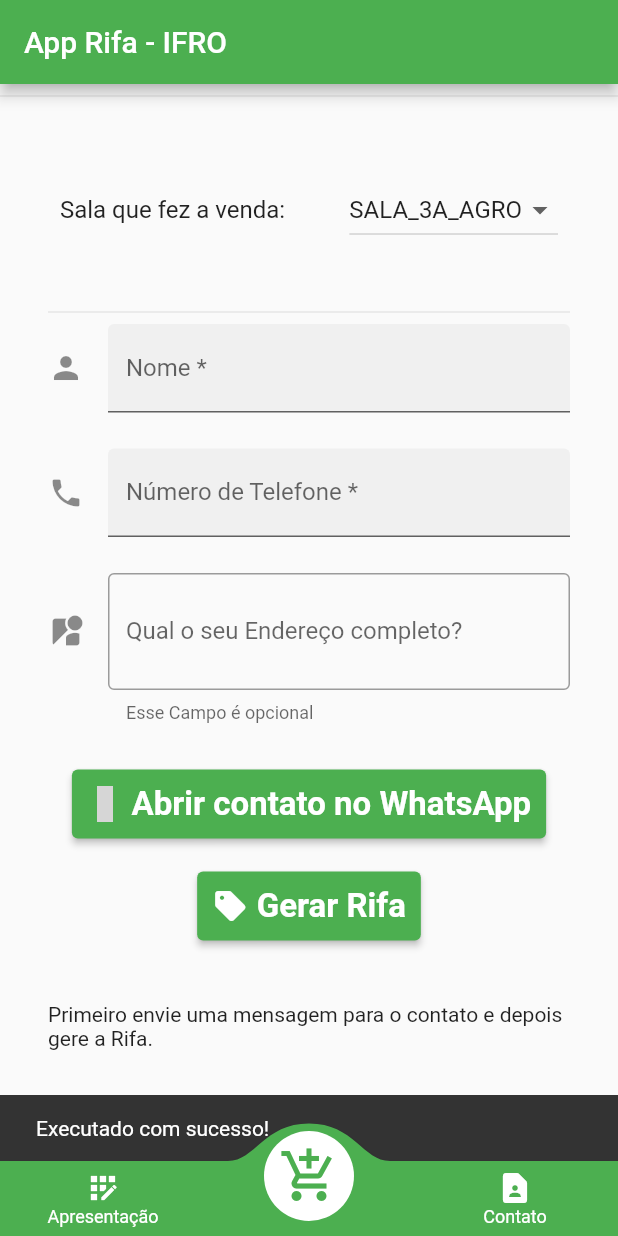
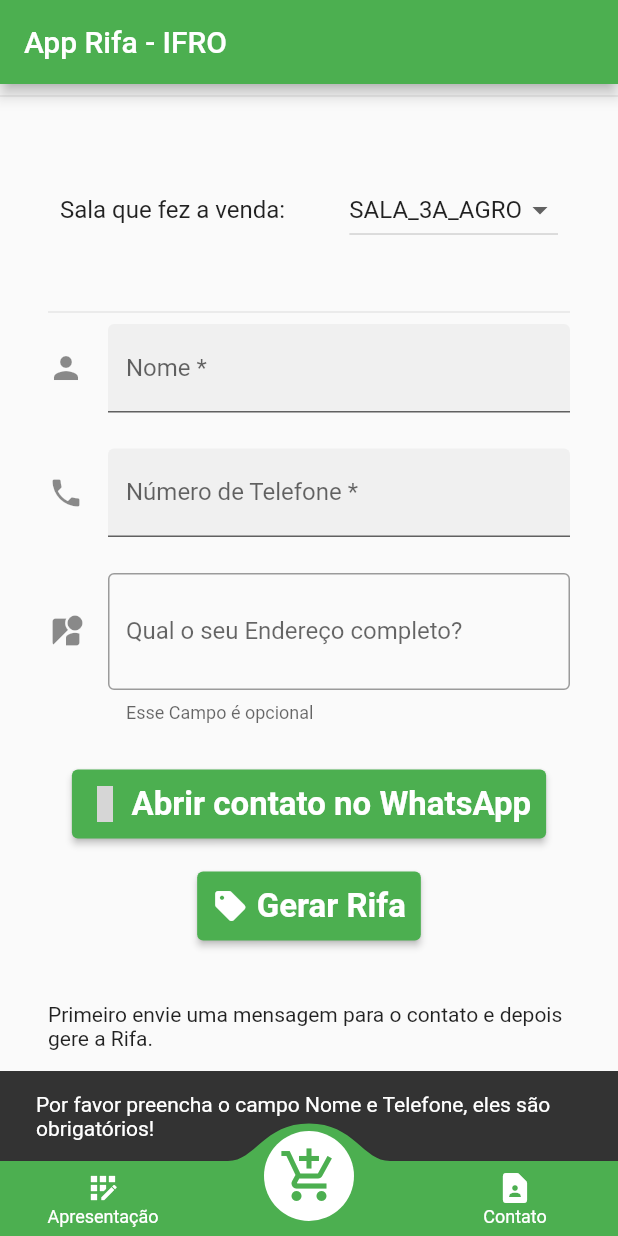
Before and after one commit to andreyquadros/app-rifa, a Flutter app: the screen it shows after launch, item 2 of the bottom bar chosen, after a tap on "Gerar Rifa", on a phone screen of 412 x 824 dp. Run offline on Flutter 3.47's test engine with Material 2 defaults, Android fonts, the phone set to English and light mode, and no system bars; drawn by our look-alikes of convex_bottom_bar; our stand-ins replace auto_size_text, cloud_firestore, firebase_core, open_file, webview_flutter; accounts and stored records are empty; generated files the repository leaves out were written again; statements that could not run were skipped; grey boxes are pictures that could not be loaded.

Commit message:
3.1 - Otimização do código, redução de linhas e retirada de comentários.

```diff
--- a/lib/main.dart
+++ b/lib/main.dart
@@ -1,8 +1,7 @@
-import 'package:cloud_firestore/cloud_firestore.dart';
+
 import 'package:firebase_core/firebase_core.dart';
 import 'package:flutter/material.dart';
 import 'package:rifa_flutter/view/screens/home_screen.dart';
-import 'package:rifa_flutter/view/screens/webview_screen.dart';
 import 'package:rifa_flutter/view/widgets/contato.dart';
 import 'package:rifa_flutter/view/widgets/intro.dart';
 import 'package:rifa_flutter/view/widgets/rifa.dart';
@@ -23,8 +22,6 @@ void main() async {
         '/intro': (_) => IntroWidget(),
         '/rifa': (_) => RifaWidget(),
         '/contato': (_) => ContatoWidget(),
-        WebViewScreen.routeName: (context) => WebViewScreen(),
-
 
       }));
 }
--- a/lib/view/screens/home_screen.dart
+++ b/lib/view/screens/home_screen.dart
@@ -1,6 +1,5 @@
 import 'package:convex_bottom_bar/convex_bottom_bar.dart';
 import 'package:flutter/material.dart';
-import 'package:rifa_flutter/model/VendedoresMock.dart';
 import 'package:rifa_flutter/view/widgets/contato.dart';
 import 'package:rifa_flutter/view/widgets/intro.dart';
 import 'package:rifa_flutter/view/widgets/rifa.dart';
@@ -10,7 +9,6 @@ const _kPages = <String, IconData >{
   'Rifa': Icons.add_shopping_cart,
   'Contato': Icons.contact_page_rounded,
 };
-
 
 class HomeScreen extends StatefulWidget {
   const HomeScreen({Key? key}) : super(key: key);
@@ -22,7 +20,6 @@ class HomeScreen extends StatefulWidget {
 class _HomeScreenState extends State<HomeScreen> {
 
   TabStyle _tabStyle = TabStyle.reactCircle;
-
 
   @override
   Widget build(BuildContext context) {
@@ -61,5 +58,4 @@ class _HomeScreenState extends State<HomeScreen> {
     );
   }
 
-
 }
--- a/lib/view/widgets/contato.dart
+++ b/lib/view/widgets/contato.dart
@@ -29,8 +29,6 @@ class _ContatoWidgetState extends State<ContatoWidget> {
       throw 'Não pode inicializar $_url';
     }
   }
-
-
 
   @override
   Widget build(BuildContext context) {
--- a/lib/view/widgets/intro.dart
+++ b/lib/view/widgets/intro.dart
@@ -21,7 +21,6 @@ class IntroWidget extends StatelessWidget {
               '''seguindo INSTRUÇÃO NORMATIVA Nº 1, DE 15 DE DEZEMBRO DE 2020, que orienta sobre a não utilização de papel, desenvolveu esse Aplicativo com o intuito'''
               ''' de atender a demanda de venda de Rifas para a Festa Junina da Instituição, com o objetivo de ZERAR o uso de papel impresso. ''',
 
-
               style: TextStyle(fontSize: 22),
               textAlign: TextAlign.justify,
               minFontSize: 18,
--- a/lib/view/widgets/rifa.dart
+++ b/lib/view/widgets/rifa.dart
@@ -1,23 +1,16 @@
 import 'package:cloud_firestore/cloud_firestore.dart';
-import 'package:convex_bottom_bar/convex_bottom_bar.dart';
 import 'package:firebase_core/firebase_core.dart';
 import 'package:flutter/material.dart';
 import 'package:flutter/services.dart';
-import 'package:flutter_share_me/flutter_share_me.dart';
 import 'package:open_file/open_file.dart';
 import 'package:path_provider/path_provider.dart';
 import 'package:rifa_flutter/model/VendedoresMock.dart';
 import 'package:rifa_flutter/model/class/Comprador.dart';
 import 'dart:io';
-import 'package:google_fonts/google_fonts.dart';
-import 'package:rifa_flutter/view/screens/webview_screen.dart';
 import 'package:url_launcher/url_launcher.dart';
-import 'package:whatsapp_share2/whatsapp_share2.dart';
+import 'package:pdf/widgets.dart' as pw;
+import '../../firebase_options.dart';
 
-import 'package:pdf/widgets.dart' as pw;
-
-import '../../firebase_options.dart';
-import '../../view_model/ScreenArguments.dart';
 
 enum Share {
   whatsapp,
@@ -28,8 +21,6 @@ enum Share {
 class RifaWidget extends StatefulWidget {
   const RifaWidget({Key? key}) : super(key: key);
 
-
-
   @override
   State<RifaWidget> createState() => _RifaWidgetState();
 }
@@ -37,20 +28,9 @@ class RifaWidget extends StatefulWidget {
 class _RifaWidgetState extends State<RifaWidget> {
   @override
 
-  // Future<void> _abrirURL(String telefone) async {
-  //   print('O telefone é: ${telefone}');
-  //   final Uri _url = Uri.parse('https://wa.me/+5569${telefone}');
-  //   print(_url);
-  //
-  //   if (!await launchUrl(_url)) {
-  //     throw 'Não pode inicializar $_url';
-  //   }
-  // }
-
   String? _nome;
   String? _telefone;
   String? _endereco;
-  //int? n_rifa;
 
   VendedoresMock _vendedoresMock = VendedoresMock.SALA_3A_AGRO;
   String vendedorFinal = 'SALA_3A_AGRO';
@@ -59,22 +39,29 @@ class _RifaWidgetState extends State<RifaWidget> {
   TextEditingController _telefoneController = TextEditingController();
   TextEditingController _enderecoController = TextEditingController();
 
-
   void _limparControladores(){
     _nomeController.clear();
     _telefoneController.clear();
     _enderecoController.clear();
   }
 
-
-
   String? _validarNome(String? value) {
     if (value?.isEmpty ?? false) {
-      return 'O nome é obrigatório.';
+
+      const snackBar = SnackBar(
+        content: Text('Por favor preencha o campo Nome e Telefone, eles são obrigatórios!'),
+      );
+
+      ScaffoldMessenger.of(context).showSnackBar(snackBar);
+
     }
     final RegExp nameExp = RegExp(r'^[A-Za-z ]+$');
     if (!nameExp.hasMatch(value!)) {
-      return 'Por favor utilize apenas letras do alfabeto, sem caracteres especiais.';
+      const snackBar = SnackBar(
+        content: Text('Utilize apenas letras do alfabeto, sem caracteres especiais e também não deixe vazio!'),
+      );
+
+      ScaffoldMessenger.of(context).showSnackBar(snackBar);
     }
     return null;
   }
@@ -84,8 +71,6 @@ class _RifaWidgetState extends State<RifaWidget> {
     String _nomeC  = _nomeController.text;
     String _telefoneC = _telefoneController.text;
     String _enderecoC = _enderecoController.text;
-
-
 
     Comprador _comprador = Comprador(nome:_nomeC, telefone: _telefoneC, endereco: _enderecoC, vendedor: vendedorFinal );
     await db.collection("compradores").add(_comprador.toMap()).then((DocumentReference doc) {
@@ -119,13 +104,7 @@ class _RifaWidgetState extends State<RifaWidget> {
       ),
     ];
     }));
-    // pdf.addPage(
-    //   pw.Page(
-    //     build: (pw.Context context) => pw.Center(
-    //       child: pw.Text('PDF GERADO DOC = ${doc}', style: pw.TextStyle(font: ttf) ),
-    //     ),
-    //   ),
-    // );
+
       final output = await getExternalStorageDirectory();
       final file = File('${output?.path}/rifa-${doc}.pdf');
       await file.writeAsBytes(await pdf.save());
@@ -139,60 +118,6 @@ class _RifaWidgetState extends State<RifaWidget> {
     _limparControladores();
 
   }
-  // Future<void> enviarWhatsApp(Share share) async {
-  //   String msg =
-  //       'Flutter share is great!!\n Check out full example at https://pub.dev/packages/flutter_share_me';
-  //   String url = 'https://pub.dev/packages/flutter_share_me';
-  //   String? response;
-  //   final FlutterShareMe flutterShareMe = FlutterShareMe();
-  //   switch (share) {
-  //     case Share.whatsapp_business:
-  //       response = await flutterShareMe.shareToWhatsApp4Biz(
-  //           msg: msg);
-  //       break;
-  //     case Share.whatsapp_personal:
-  //       await _abrirURL(_telefoneController.text);
-  //       break;
-  //
-  //   }
-  //
-  //
-  // }
-
-  // Future<void> enviarWhatsApp(File file, Directory output, String telefone) async {
-  //
-  //   Future<void> isInstalled() async {
-  //     final val = await WhatsappShare.isInstalled(
-  //         package: Package.businessWhatsapp
-  //     );
-  //
-  //     print('Whatsapp está instalado: $val');
-  //     await WhatsappShare.shareFile(
-  //       phone: telefone,
-  //       filePath: [file.toString()],
-  //     );
-  //   }
-  //   await isInstalled();
-  //
-  // }
-
-  // Future<void> lerPDF(String doc) async {
-  //   try {
-  //     final directory = await getExternalStorageDirectory();
-  //     final file = File('${directory!.path}/rifa-${doc}.pdf');
-  //     print('cosneguiu ler');
-  //   } catch (e) {
-  //     print('não leu');
-  //   }
-  // }
-
-
-  // @override
-  // void dispose(){
-  //   _nomeController.dispose();
-  //   _telefoneController.dispose();
-  //   _enderecoController.dispose();
-  // }
 
   @override
   void initState(){
@@ -287,6 +212,8 @@ class _RifaWidgetState extends State<RifaWidget> {
                           fontSize: 22,
                           fontWeight: FontWeight.bold)),
                   onPressed: () async {
+                    _validarNome(_nomeController.text);
+                    if (_telefoneController.text.isNotEmpty)
                     _launchWhatsapp(_telefoneController.text, _nomeController.text);
                     },
                     icon: Icon(Icons.whatsapp),
@@ -299,7 +226,10 @@ class _RifaWidgetState extends State<RifaWidget> {
                       textStyle: TextStyle(
                           fontSize: 22,
                           fontWeight: FontWeight.bold)),
-                  onPressed: (){ _salvarFirebase();},
+                  onPressed: (){
+                    _validarNome(_nomeController.text);
+                    if (_nomeController.text.isNotEmpty)
+                    _salvarFirebase();},
                   icon: Icon(Icons.sell),
                   label: Text('Gerar Rifa',)),
               const SizedBox(height: 40.0),
--- a/pubspec.yaml
+++ b/pubspec.yaml
@@ -49,8 +49,14 @@ dependencies:
 
 
 dev_dependencies:
+  flutter_launcher_icons: ^0.9.3
   flutter_test:
     sdk: flutter
+
+flutter_icons:
+  android: "launcher_icon"
+  ios: false
+  image_path: "images/icon.png"
 
   # The "flutter_lints" package below contains a set of recommended lints to
   # encourage good coding practices. The lint set provided by the package is
```
Also changed, not shown: images/icon.png (added), pubspec.lock, 6 other files.
